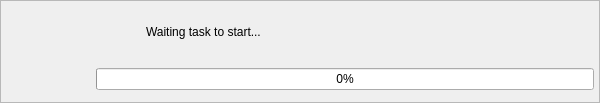
Qt form libs/libgui/ui/widgets/taskprogresswidget.ui (pgmodeler/pgmodeler) before a commit.
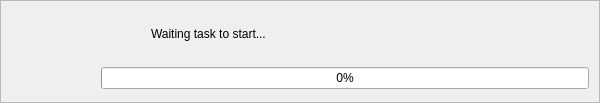
The same form after that commit. Icons and pictures are not drawn.

```diff
--- a/libs/libgui/ui/widgets/taskprogresswidget.ui
+++ b/libs/libgui/ui/widgets/taskprogresswidget.ui
@@ -70,16 +70,16 @@
        <number>10</number>
       </property>
       <property name="leftMargin">
-       <number>5</number>
+       <number>10</number>
       </property>
       <property name="topMargin">
-       <number>5</number>
+       <number>10</number>
       </property>
       <property name="rightMargin">
-       <number>5</number>
+       <number>10</number>
       </property>
       <property name="bottomMargin">
-       <number>5</number>
+       <number>10</number>
       </property>
       <item>
        <widget class="QLabel" name="label">
```
